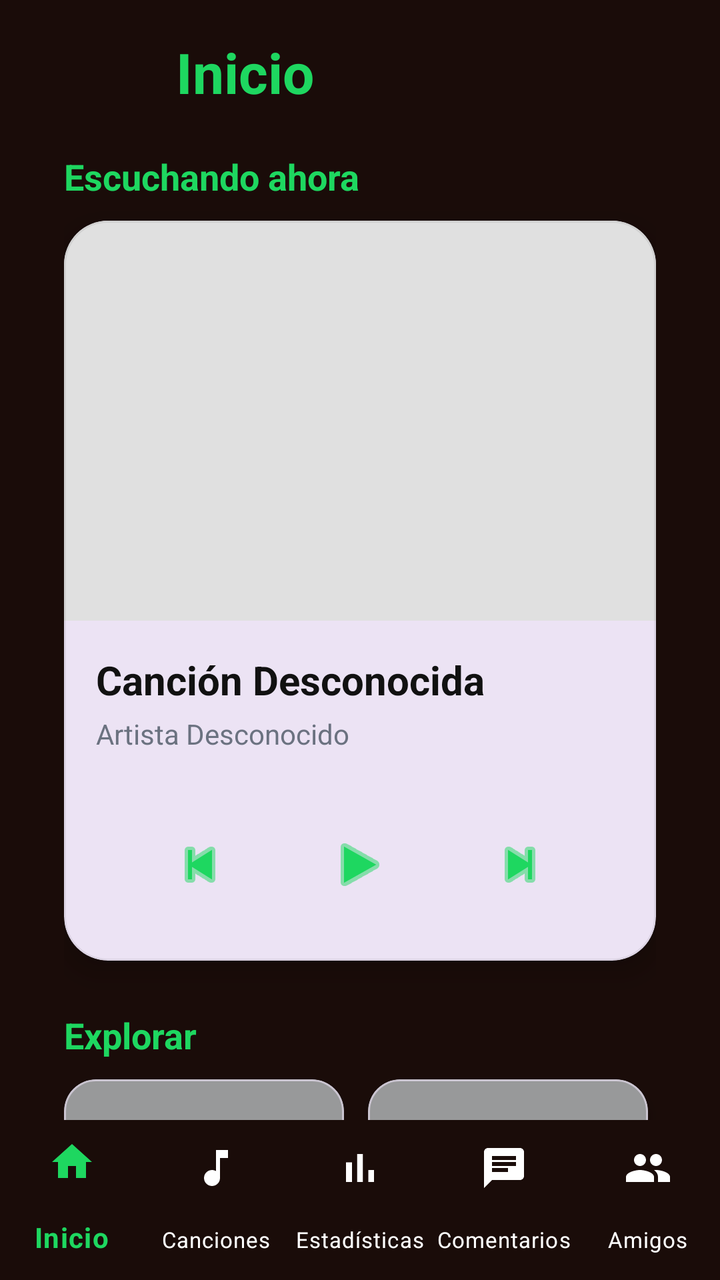
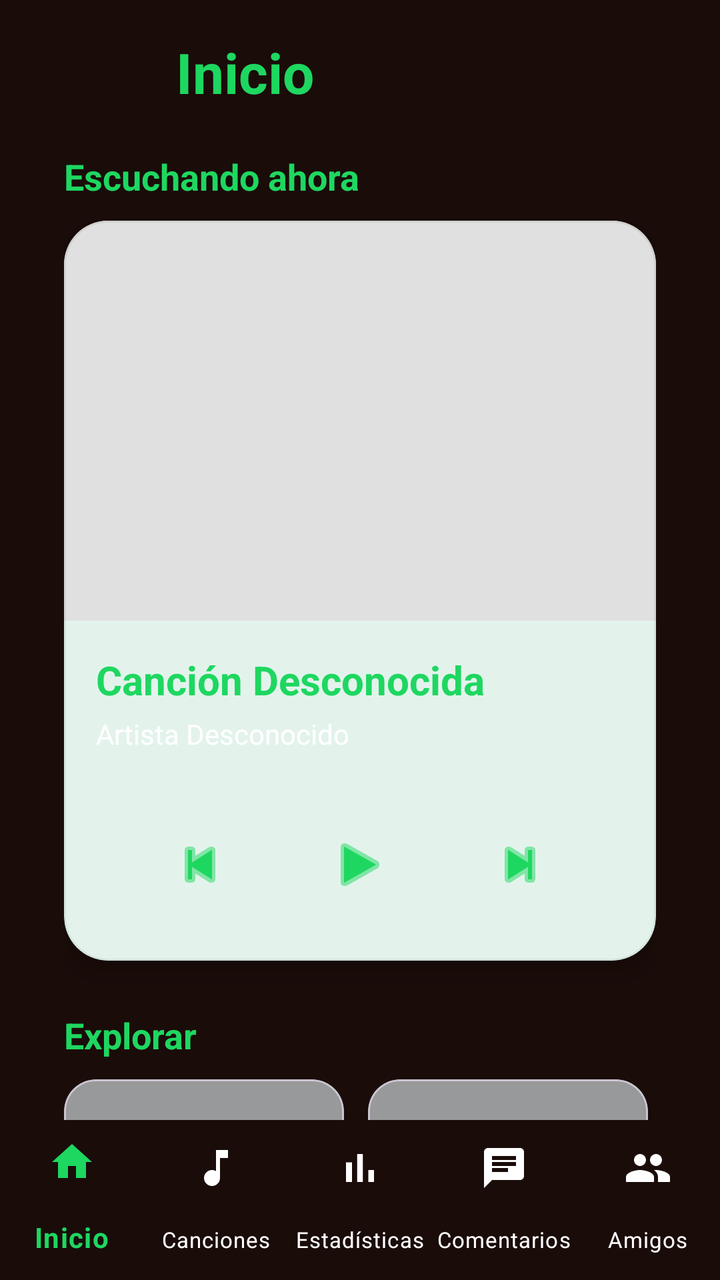

Two renders of the same Android screen: before a commit and after it. Below are the layout's source before the change and the commit's diff.
<!-- AndroidManifest.xml: application theme Theme.Panchify -->
<!-- res/layout/activity_home.xml -->
<?xml version="1.0" encoding="utf-8"?>
<androidx.drawerlayout.widget.DrawerLayout
    xmlns:android="http://schemas.android.com/apk/res/android"
    xmlns:app="http://schemas.android.com/apk/res-auto"
    xmlns:tools="http://schemas.android.com/tools"
    android:id="@+id/drawer_layout"
    android:layout_width="match_parent"
    android:layout_height="match_parent"
    tools:context=".vistas.Home">

    
    <androidx.constraintlayout.widget.ConstraintLayout
        android:id="@+id/main"
        android:layout_width="match_parent"
        android:layout_height="match_parent"
        android:background="@color/fondo_principal">

    <ScrollView
        android:layout_width="match_parent"
        android:layout_height="0dp"
        app:layout_constraintTop_toTopOf="parent"
        app:layout_constraintBottom_toTopOf="@id/bottom_navigation"
        android:scrollbars="none">

        <LinearLayout
            android:layout_width="match_parent"
            android:layout_height="wrap_content"
            android:orientation="vertical"
            android:paddingHorizontal="32dp"
            android:paddingTop="16dp"
            android:paddingBottom="100dp">

            <LinearLayout
                android:layout_width="match_parent"
                android:layout_height="wrap_content"
                android:orientation="horizontal"
                android:gravity="center_vertical"
                android:layout_marginBottom="20dp">

                <ImageView
                    android:id="@+id/imgHomeProfile"
                    android:layout_width="40dp"
                    android:layout_height="40dp"
                    android:layout_marginEnd="16dp"
                    android:scaleType="centerCrop"
                    android:src="@android:drawable/sym_def_app_icon"
                    android:background="?attr/selectableItemBackgroundBorderless"
                    android:clickable="true"
                    android:focusable="true"/>

                <TextView
                    android:layout_width="0dp"
                    android:layout_height="wrap_content"
                    android:layout_weight="1"
                    android:text="Inicio"
                    android:textColor="@color/spotify_green"
                    android:textSize="28sp"
                    android:textStyle="bold" />
            </LinearLayout>



            <TextView
                android:id="@+id/txtTitleCurrentlyPlaying"
                android:layout_width="wrap_content"
                android:layout_height="wrap_content"
                android:layout_marginBottom="10dp"
                android:text="Escuchando ahora"
                android:textColor="@color/spotify_green"
                android:textSize="18sp"
                android:textStyle="bold" />

            <com.google.android.material.card.MaterialCardView
                android:id="@+id/cardCurrentlyPlaying"
                android:layout_width="match_parent"
                android:layout_height="wrap_content"
                app:cardCornerRadius="22dp"
                app:cardElevation="8dp"
                app:strokeWidth="1dp"
                app:strokeColor="#11000000"
                android:layout_marginBottom="25dp">

                <LinearLayout
                    android:layout_width="match_parent"
                    android:layout_height="wrap_content"
                    android:orientation="vertical">

                    <ImageView
                        android:id="@+id/tarjetaEscuchandoAhora"
                        android:layout_width="match_parent"
                        android:layout_height="200dp"
                        android:background="#E0E0E0"
                        android:contentDescription="Album Cover"
                        android:scaleType="centerCrop" />

                    <LinearLayout
                        android:layout_width="match_parent"
                        android:layout_height="wrap_content"
                        android:orientation="vertical"
                        android:padding="16dp">

                        <TextView
                            android:id="@+id/txtCurrentSong"
                            android:layout_width="wrap_content"
                            android:layout_height="wrap_content"
                            android:text="Canción Desconocida"
                            android:textSize="20sp"
                            android:textStyle="bold"
                            android:textColor="#111111"/>

                        <TextView
                            android:id="@+id/txtCurrentArtist"
                            android:layout_width="wrap_content"
                            android:layout_height="wrap_content"
                            android:text="Artista Desconocido"
                            android:textSize="14sp"
                            android:textColor="#6B7280"
                            android:layout_marginTop="4dp"
                            android:layout_marginBottom="16dp"/>
                            
                        <LinearLayout
                            android:layout_width="match_parent"
                            android:layout_height="wrap_content"
                            android:orientation="horizontal"
                            android:gravity="center"
                            android:layout_marginTop="8dp">

                            <ImageButton
                                android:id="@+id/btnPrev"
                                android:layout_width="48dp"
                                android:layout_height="48dp"
                                android:background="?attr/selectableItemBackgroundBorderless"
                                android:src="@android:drawable/ic_media_previous"
                                android:tint="@color/spotify_green"
                                android:layout_marginEnd="24dp"/>

                            <ImageButton
                                android:id="@+id/btnPlayPause"
                                android:layout_width="64dp"
                                android:layout_height="64dp"
                                android:background="?attr/selectableItemBackgroundBorderless"
                                android:src="@android:drawable/ic_media_play"
                                android:tint="@color/spotify_green"/>

                            <ImageButton
                                android:id="@+id/btnNext"
                                android:layout_width="48dp"
                                android:layout_height="48dp"
                                android:background="?attr/selectableItemBackgroundBorderless"
                                android:src="@android:drawable/ic_media_next"
                                android:tint="@color/spotify_green"
                                android:layout_marginStart="24dp"/>
                        </LinearLayout>
                    </LinearLayout>
                </LinearLayout>
            </com.google.android.material.card.MaterialCardView>

            <TextView
                android:layout_width="wrap_content"
                android:layout_height="wrap_content"
                android:layout_marginBottom="10dp"
                android:text="Explorar"
                android:textColor="@color/spotify_green"
                android:textSize="18sp"
                android:textStyle="bold" />

            <HorizontalScrollView
                android:layout_width="match_parent"
                android:layout_height="wrap_content"
                android:scrollbars="none"
                android:layout_marginBottom="25dp">

                <LinearLayout
                    android:layout_width="wrap_content"
                    android:layout_height="wrap_content"
                    android:orientation="horizontal">

                    
                    <com.google.android.material.card.MaterialCardView
                        android:id="@+id/cardArtistas"
                        android:layout_width="140dp"
                        android:layout_height="140dp"
                        app:cardCornerRadius="16dp"
                        app:cardElevation="4dp"
                        android:layout_marginEnd="12dp"
                        app:cardBackgroundColor="#F3F4F6">

                        <androidx.constraintlayout.widget.ConstraintLayout
                            android:layout_width="match_parent"
                            android:layout_height="match_parent">
                            <LinearLayout
                                android:layout_width="match_parent"
                                android:layout_height="match_parent"
                                android:orientation="vertical">
                                <LinearLayout android:layout_width="match_parent" android:layout_height="0dp" android:layout_weight="1" android:orientation="horizontal">
                                    <ImageView android:id="@+id/imgArt1" android:layout_width="0dp" android:layout_height="match_parent" android:layout_weight="1" android:scaleType="centerCrop" />
                                    <ImageView android:id="@+id/imgArt2" android:layout_width="0dp" android:layout_height="match_parent" android:layout_weight="1" android:scaleType="centerCrop" />
                                </LinearLayout>
                                <LinearLayout android:layout_width="match_parent" android:layout_height="0dp" android:layout_weight="1" android:orientation="horizontal">
                                    <ImageView android:id="@+id/imgArt3" android:layout_width="0dp" android:layout_height="match_parent" android:layout_weight="1" android:scaleType="centerCrop" />
                                    <ImageView android:id="@+id/imgArt4" android:layout_width="0dp" android:layout_height="match_parent" android:layout_weight="1" android:scaleType="centerCrop" />
                                </LinearLayout>
                            </LinearLayout>
                            <View android:layout_width="match_parent" android:layout_height="match_parent" android:background="#60000000" />
                            <TextView
                                android:layout_width="match_parent"
                                android:layout_height="match_parent"
                                android:gravity="center"
                                android:text="Artistas"
                                android:textColor="#FFFFFF"
                                android:textStyle="bold"
                                android:textSize="18sp" />
                        </androidx.constraintlayout.widget.ConstraintLayout>
                    </com.google.android.material.card.MaterialCardView>

                    
                    <com.google.android.material.card.MaterialCardView
                        android:id="@+id/cardCanciones"
                        android:layout_width="140dp"
                        android:layout_height="140dp"
                        app:cardCornerRadius="16dp"
                        app:cardElevation="4dp"
                        android:layout_marginEnd="12dp"
                        app:cardBackgroundColor="#F3F4F6">

                        <androidx.constraintlayout.widget.ConstraintLayout
                            android:layout_width="match_parent"
                            android:layout_height="match_parent">
                            <LinearLayout
                                android:layout_width="match_parent"
                                android:layout_height="match_parent"
                                android:orientation="vertical">
                                <LinearLayout android:layout_width="match_parent" android:layout_height="0dp" android:layout_weight="1" android:orientation="horizontal">
                                    <ImageView android:id="@+id/imgSong1" android:layout_width="0dp" android:layout_height="match_parent" android:layout_weight="1" android:scaleType="centerCrop" />
                                    <ImageView android:id="@+id/imgSong2" android:layout_width="0dp" android:layout_height="match_parent" android:layout_weight="1" android:scaleType="centerCrop" />
                                </LinearLayout>
                                <LinearLayout android:layout_width="match_parent" android:layout_height="0dp" android:layout_weight="1" android:orientation="horizontal">
                                    <ImageView android:id="@+id/imgSong3" android:layout_width="0dp" android:layout_height="match_parent" android:layout_weight="1" android:scaleType="centerCrop" />
                                    <ImageView android:id="@+id/imgSong4" android:layout_width="0dp" android:layout_height="match_parent" android:layout_weight="1" android:scaleType="centerCrop" />
                                </LinearLayout>
                            </LinearLayout>
                            <View android:layout_width="match_parent" android:layout_height="match_parent" android:background="#60000000" />
                            <TextView
                                android:layout_width="match_parent"
                                android:layout_height="match_parent"
                                android:gravity="center"
                                android:text="Canciones"
                                android:textColor="#FFFFFF"
                                android:textStyle="bold"
                                android:textSize="18sp" />
                        </androidx.constraintlayout.widget.ConstraintLayout>
                    </com.google.android.material.card.MaterialCardView>

                    
                    <com.google.android.material.card.MaterialCardView
                        android:id="@+id/cardGeneros"
                        android:layout_width="140dp"
                        android:layout_height="140dp"
                        app:cardCornerRadius="16dp"
                        app:cardElevation="4dp"
                        android:layout_marginEnd="12dp"
                        app:cardBackgroundColor="#F3F4F6">

                        <androidx.constraintlayout.widget.ConstraintLayout
                            android:layout_width="match_parent"
                            android:layout_height="match_parent">
                            <LinearLayout
                                android:layout_width="match_parent"
                                android:layout_height="match_parent"
                                android:orientation="vertical">
                                <LinearLayout android:layout_width="match_parent" android:layout_height="0dp" android:layout_weight="1" android:orientation="horizontal">
                                    <ImageView android:id="@+id/imgGen1" android:layout_width="0dp" android:layout_height="match_parent" android:layout_weight="1" android:scaleType="centerCrop" />
                                    <ImageView android:id="@+id/imgGen2" android:layout_width="0dp" android:layout_height="match_parent" android:layout_weight="1" android:scaleType="centerCrop" />
                                </LinearLayout>
                                <LinearLayout android:layout_width="match_parent" android:layout_height="0dp" android:layout_weight="1" android:orientation="horizontal">
                                    <ImageView android:id="@+id/imgGen3" android:layout_width="0dp" android:layout_height="match_parent" android:layout_weight="1" android:scaleType="centerCrop" />
                                    <ImageView android:id="@+id/imgGen4" android:layout_width="0dp" android:layout_height="match_parent" android:layout_weight="1" android:scaleType="centerCrop" />
                                </LinearLayout>
                            </LinearLayout>
                            <View android:layout_width="match_parent" android:layout_height="match_parent" android:background="#60000000" />
                            <TextView
                                android:layout_width="match_parent"
                                android:layout_height="match_parent"
                                android:gravity="center"
                                android:text="Géneros"
                                android:textColor="#FFFFFF"
                                android:textStyle="bold"
                                android:textSize="18sp" />
                        </androidx.constraintlayout.widget.ConstraintLayout>
                    </com.google.android.material.card.MaterialCardView>

                    
                    <com.google.android.material.card.MaterialCardView
                        android:id="@+id/cardAlbumes"
                        android:layout_width="140dp"
                        android:layout_height="140dp"
                        app:cardCornerRadius="16dp"
                        app:cardElevation="4dp"
                        app:cardBackgroundColor="#F3F4F6">

                        <androidx.constraintlayout.widget.ConstraintLayout
                            android:layout_width="match_parent"
                            android:layout_height="match_parent">
                            <LinearLayout
                                android:layout_width="match_parent"
                                android:layout_height="match_parent"
                                android:orientation="vertical">
                                <LinearLayout android:layout_width="match_parent" android:layout_height="0dp" android:layout_weight="1" android:orientation="horizontal">
                                    <ImageView android:id="@+id/imgAlbum1" android:layout_width="0dp" android:layout_height="match_parent" android:layout_weight="1" android:scaleType="centerCrop" />
                                    <ImageView android:id="@+id/imgAlbum2" android:layout_width="0dp" android:layout_height="match_parent" android:layout_weight="1" android:scaleType="centerCrop" />
                                </LinearLayout>
                                <LinearLayout android:layout_width="match_parent" android:layout_height="0dp" android:layout_weight="1" android:orientation="horizontal">
                                    <ImageView android:id="@+id/imgAlbum3" android:layout_width="0dp" android:layout_height="match_parent" android:layout_weight="1" android:scaleType="centerCrop" />
                                    <ImageView android:id="@+id/imgAlbum4" android:layout_width="0dp" android:layout_height="match_parent" android:layout_weight="1" android:scaleType="centerCrop" />
                                </LinearLayout>
                            </LinearLayout>
                            <View android:layout_width="match_parent" android:layout_height="match_parent" android:background="#60000000" />
                            <TextView
                                android:layout_width="match_parent"
                                android:layout_height="match_parent"
                                android:gravity="center"
                                android:text="Álbumes"
                                android:textColor="#FFFFFF"
                                android:textStyle="bold"
                                android:textSize="18sp" />
                        </androidx.constraintlayout.widget.ConstraintLayout>
                    </com.google.android.material.card.MaterialCardView>

                </LinearLayout>
            </HorizontalScrollView>

            <TextView
                android:layout_width="wrap_content"
                android:layout_height="wrap_content"
                android:layout_marginBottom="10dp"
                android:text="Reproducido recientemente"
                android:textColor="@color/spotify_green"
                android:textSize="18sp"
                android:textStyle="bold" />

            <androidx.recyclerview.widget.RecyclerView
                android:id="@+id/recyclerTopTracks"
                android:layout_width="match_parent"
                android:layout_height="wrap_content"
                android:nestedScrollingEnabled="false"
                tools:listitem="@layout/item_track"
                tools:itemCount="20" />

        </LinearLayout>
    </ScrollView>
    <com.google.android.material.bottomnavigation.BottomNavigationView
        android:id="@+id/bottom_navigation"
        android:layout_width="match_parent"
        android:layout_height="wrap_content"
        app:layout_constraintBottom_toBottomOf="parent"
        app:menu="@menu/bottom_nav_menu"
        android:background="@color/fondo_principal"
        app:itemIconTint="@color/selector_bottom_nav"
        app:itemTextColor="@color/selector_bottom_nav"
        app:labelVisibilityMode="labeled"
        app:itemTextAppearanceActive="@style/BottomNavText.Active"
        app:itemTextAppearanceInactive="@style/BottomNavText.Inactive"/>

    </androidx.constraintlayout.widget.ConstraintLayout>

    
    <com.google.android.material.navigation.NavigationView
        android:id="@+id/nav_view"
        android:layout_width="wrap_content"
        android:layout_height="match_parent"
        android:layout_gravity="start"
        android:background="@color/fondo_principal"
        app:itemTextColor="#FFFFFF"
        app:itemIconTint="@color/spotify_green"
        app:headerLayout="@layout/nav_header"
        app:menu="@menu/drawer_menu" />

</androidx.drawerlayout.widget.DrawerLayout>
<!-- res/layout/item_track.xml (included above) -->
<?xml version="1.0" encoding="utf-8"?>
<com.google.android.material.card.MaterialCardView xmlns:android="http://schemas.android.com/apk/res/android"
    xmlns:app="http://schemas.android.com/apk/res-auto"
    android:layout_width="match_parent"
    android:layout_height="wrap_content"
    android:layout_marginBottom="8dp"
    app:cardCornerRadius="12dp"
    app:cardElevation="2dp">

    <LinearLayout
        android:layout_width="match_parent"
        android:layout_height="wrap_content"
        android:gravity="center_vertical"
        android:orientation="horizontal"
        android:padding="12dp">

        <ImageView
            android:id="@+id/imgAlbum"
            android:layout_width="50dp"
            android:layout_height="50dp"
            android:background="#E5E7EB"
            android:scaleType="centerCrop" />

        <LinearLayout
            android:layout_width="match_parent"
            android:layout_height="wrap_content"
            android:layout_marginStart="16dp"
            android:orientation="vertical">

            <TextView
                android:id="@+id/txtSongName"
                android:layout_width="wrap_content"
                android:layout_height="wrap_content"
                android:text="Song Name"
                android:textColor="@color/spotify_green"
                android:textStyle="bold" />

            <TextView
                android:id="@+id/txtArtistName"
                android:layout_width="wrap_content"
                android:layout_height="wrap_content"
                android:text="Artist Name"
                android:textColor="@color/white"
                android:textSize="12sp" />
        </LinearLayout>
    </LinearLayout>
</com.google.android.material.card.MaterialCardView>
<!-- res/layout/nav_header.xml (included above) -->
<?xml version="1.0" encoding="utf-8"?>
<LinearLayout xmlns:android="http://schemas.android.com/apk/res/android"
    android:layout_width="match_parent"
    android:layout_height="200dp"
    android:background="@color/fondo_principal"
    android:gravity="bottom"
    android:orientation="vertical"
    android:padding="16dp">

    <ImageView
        android:id="@+id/imgNavHeaderProfile"
        android:layout_width="80dp"
        android:layout_height="80dp"
        android:layout_marginBottom="12dp"
        android:scaleType="centerCrop"
        android:src="@android:drawable/sym_def_app_icon" />

    <TextView
        android:id="@+id/txtNavHeaderName"
        android:layout_width="match_parent"
        android:layout_height="wrap_content"
        android:text="Usuario"
        android:textColor="@color/spotify_green"
        android:textSize="20sp"
        android:textStyle="bold" />

</LinearLayout>
<!-- resources referenced by this layout -->
<resources>
  <color name="fondo_principal">#1A0C09</color>
  <color name="spotify_green">#1ED760</color>
  <color name="white">#FFFFFFFF</color>
  <style name="BottomNavText.Active" parent="TextAppearance.MaterialComponents.Caption">
          <item name="android:textSize">14sp</item>
          <item name="android:textStyle">bold</item>
      </style>
  <style name="BottomNavText.Inactive" parent="TextAppearance.MaterialComponents.Caption">
          <item name="android:textSize">11sp</item>
      </style>
  <style name="Theme.Panchify" parent="Base.Theme.Panchify" />
  <style name="Base.Theme.Panchify" parent="Theme.Material3.DayNight.NoActionBar">
          
          
      </style>
</resources>

<!-- the commit's change to res/layout/activity_home.xml (unified diff, before → after) -->
@@ -106,7 +106,7 @@
                             android:text="Canción Desconocida"
                             android:textSize="20sp"
                             android:textStyle="bold"
-                            android:textColor="#111111"/>
+                            android:textColor="@color/spotify_green"/>
 
                         <TextView
                             android:id="@+id/txtCurrentArtist"
@@ -114,7 +114,7 @@
                             android:layout_height="wrap_content"
                             android:text="Artista Desconocido"
                             android:textSize="14sp"
-                            android:textColor="#6B7280"
+                            android:textColor="@color/white"
                             android:layout_marginTop="4dp"
                             android:layout_marginBottom="16dp"/>
                             
<!-- resource entries referenced after the edit -->
@@ -12,8 +12,11 @@
       </style>
   <style name="Theme.Panchify" parent="Base.Theme.Panchify" />
   <style name="Base.Theme.Panchify" parent="Theme.Material3.DayNight.NoActionBar">
-          
-          
+          <item name="colorPrimary">@color/spotify_green</item>
+          <item name="colorSecondary">@color/spotify_green</item>
+          <item name="colorTertiary">@color/spotify_green</item>
+          <item name="colorAccent">@color/spotify_green</item>
+          <item name="colorControlActivated">@color/spotify_green</item>
       </style>
 </resources>
 
